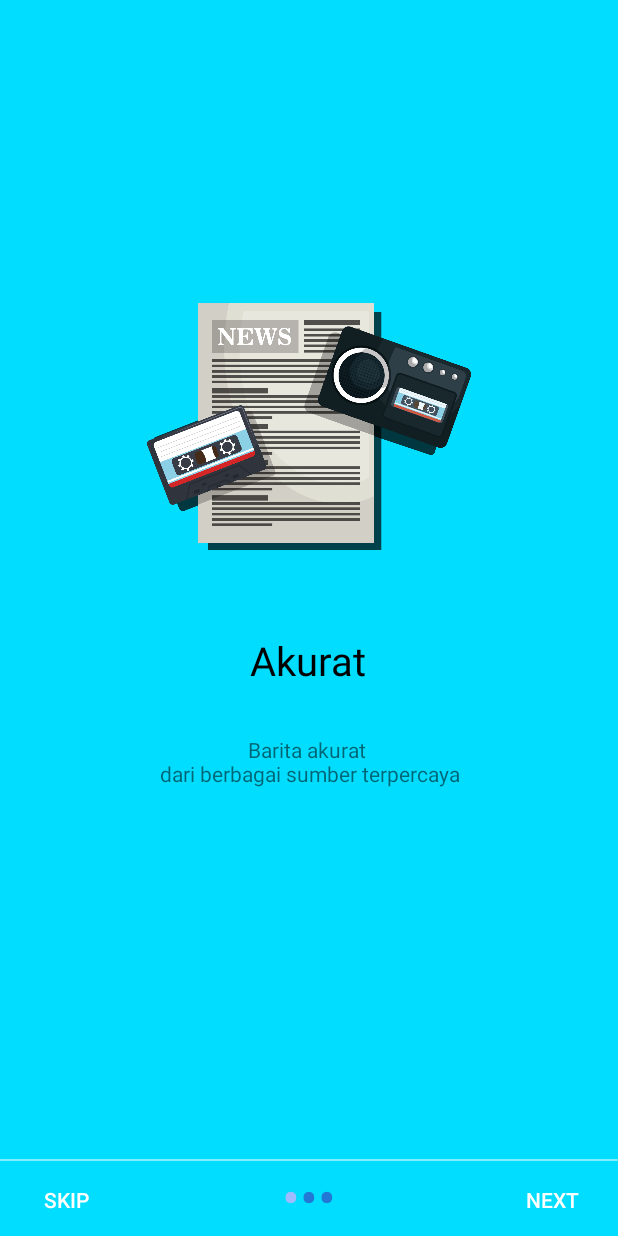
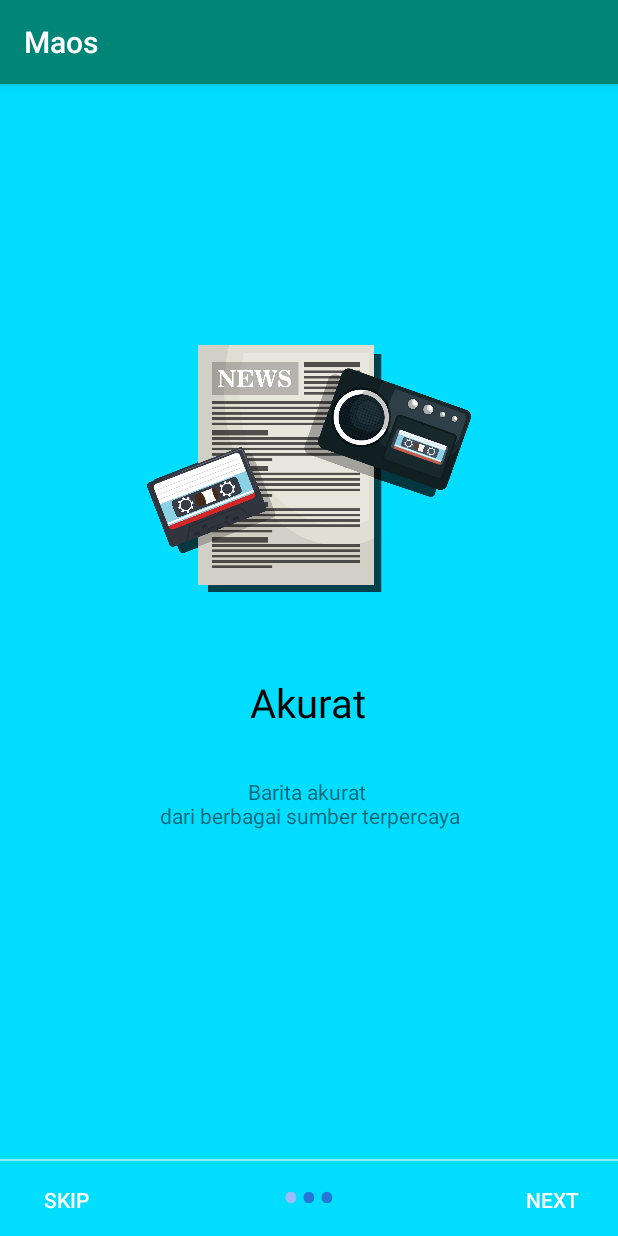
Before and after one commit to AdmajaRois/Maos-news-app-UAS-, an Android app: the screen it shows after launch (WelcomeActivity), on a phone screen of 412 x 824 dp. Run offline under Robolectric (Android 15) with nearby library versions, the phone set to English and light mode, and no system bars.

Commit message:
add content_main layout

```diff
--- a/app/src/main/java/com/admaja/maos_aplikasiberita/activity/WelcomeActivity.java
+++ b/app/src/main/java/com/admaja/maos_aplikasiberita/activity/WelcomeActivity.java
@@ -44,10 +44,6 @@ public class WelcomeActivity extends AppCompatActivity {
             finish();
         }
 
-        if (Build.VERSION.SDK_INT >=21){
-            getWindow().getDecorView().setSystemUiVisibility(View.SYSTEM_UI_FLAG_LAYOUT_STABLE | View.SYSTEM_UI_FLAG_FULLSCREEN);
-
-        }
         setContentView(R.layout.activity_welcome);
 
         viewPager = findViewById(R.id.view_pager);
--- /dev/null
+++ b/app/src/main/res/layout/content_main.xml
@@ -0,0 +1,6 @@
+<?xml version="1.0" encoding="utf-8"?>
+<androidx.constraintlayout.widget.ConstraintLayout
+    xmlns:android="http://schemas.android.com/apk/res/android" android:layout_width="match_parent"
+    android:layout_height="match_parent">
+
+</androidx.constraintlayout.widget.ConstraintLayout>
--- a/app/src/main/res/values/styles.xml
+++ b/app/src/main/res/values/styles.xml
@@ -6,11 +6,11 @@
         <item name="colorPrimary">@color/colorPrimary</item>
         <item name="colorPrimaryDark">@color/colorPrimaryDark</item>
         <item name="colorAccent">@color/colorAccent</item>
-        <item name="windowActionBar">false</item>
-        <item name="windowNoTitle">true</item>
+<!--        <item name="windowActionBar">false</item>-->
+<!--        <item name="windowNoTitle">true</item>-->
     </style>
-    <style name="AppTheme.AppBarOverlay" parent="ThemeOverlay.AppCompat.Dark.ActionBar" />
+<!--    <style name="AppTheme.AppBarOverlay" parent="ThemeOverlay.AppCompat.Dark.ActionBar" />-->
 
-    <style name="AppTheme.PopupOverlay" parent="ThemeOverlay.AppCompat.Light" />
+<!--    <style name="AppTheme.PopupOverlay" parent="ThemeOverlay.AppCompat.Light" />-->
 
 </resources>
```
